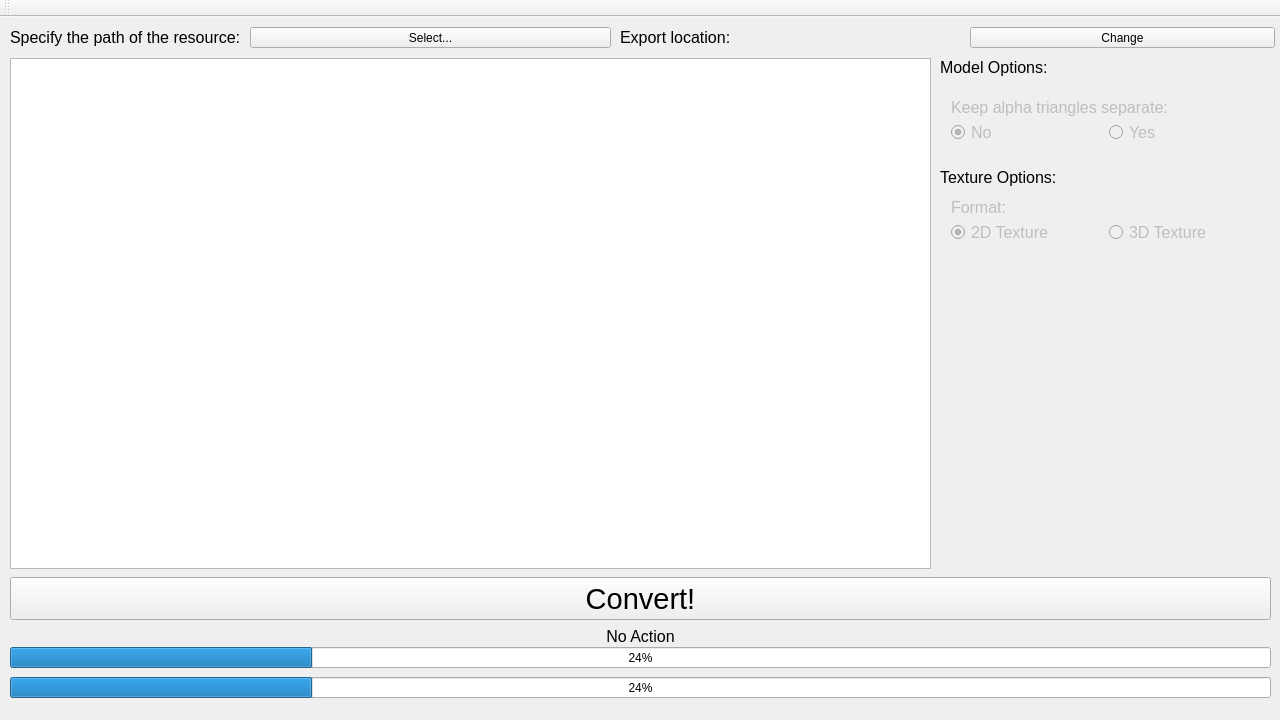
This is Exporter/Exporter.ui in Helltooth-Engine/Helltools as Qt 5 draws it before an edit. The edited form follows.
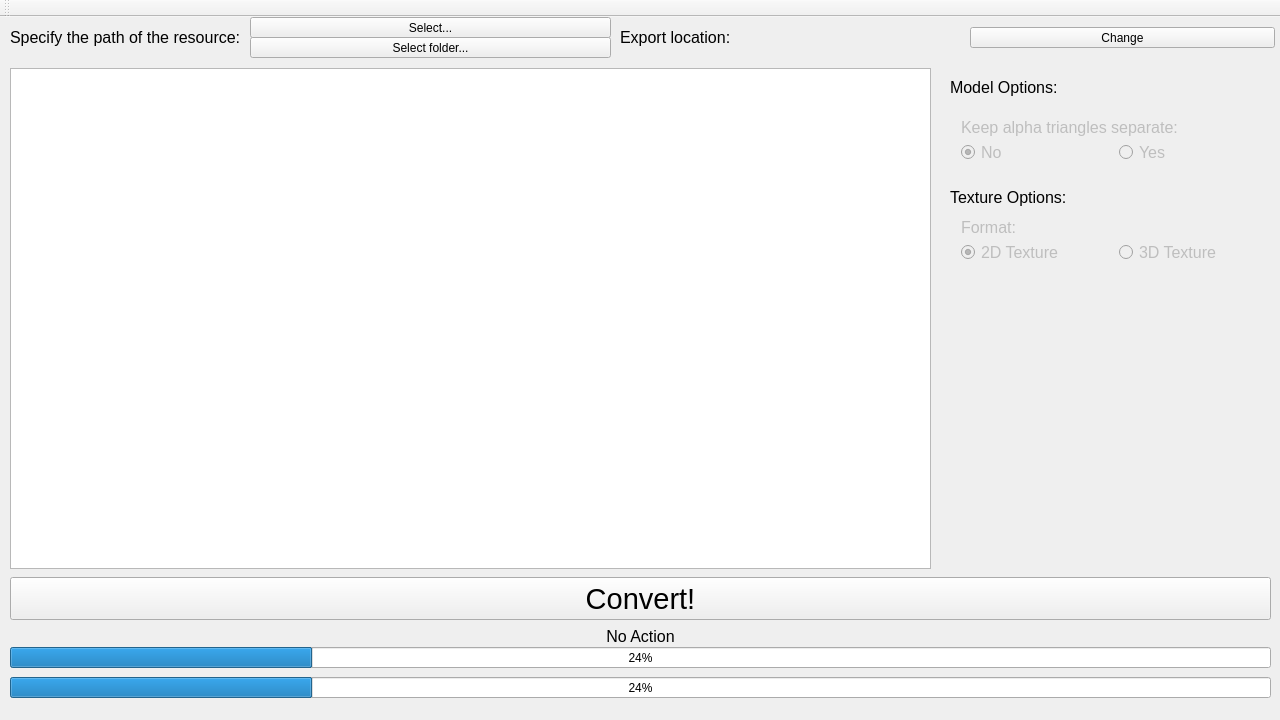
This is the edited form.

Commit message: Added button for loading resources in folder

Patch:
```diff
--- a/Exporter/Exporter.ui
+++ b/Exporter/Exporter.ui
@@ -61,9 +61,9 @@
     <property name="geometry">
      <rect>
       <x>10</x>
-      <y>41</y>
+      <y>51</y>
       <width>921</width>
-      <height>511</height>
+      <height>501</height>
      </rect>
     </property>
    </widget>
@@ -107,8 +107,8 @@
     </property>
     <property name="geometry">
      <rect>
-      <x>940</x>
-      <y>70</y>
+      <x>950</x>
+      <y>90</y>
       <width>331</width>
       <height>66</height>
      </rect>
@@ -161,8 +161,8 @@
     </property>
     <property name="geometry">
      <rect>
-      <x>940</x>
-      <y>170</y>
+      <x>950</x>
+      <y>190</y>
       <width>331</width>
       <height>66</height>
      </rect>
@@ -212,8 +212,8 @@
    <widget class="QLabel" name="dummy3">
     <property name="geometry">
      <rect>
-      <x>940</x>
-      <y>40</y>
+      <x>950</x>
+      <y>60</y>
       <width>161</width>
       <height>21</height>
      </rect>
@@ -230,8 +230,8 @@
    <widget class="QLabel" name="dummy4">
     <property name="geometry">
      <rect>
-      <x>940</x>
-      <y>150</y>
+      <x>950</x>
+      <y>170</y>
       <width>151</width>
       <height>21</height>
      </rect>
@@ -322,7 +322,7 @@
     <property name="geometry">
      <rect>
       <x>250</x>
-      <y>10</y>
+      <y>0</y>
       <width>361</width>
       <height>21</height>
      </rect>
@@ -337,6 +337,25 @@
      <string>Select...</string>
     </property>
    </widget>
+   <widget class="QPushButton" name="selectFolder">
+    <property name="geometry">
+     <rect>
+      <x>250</x>
+      <y>20</y>
+      <width>361</width>
+      <height>21</height>
+     </rect>
+    </property>
+    <property name="sizePolicy">
+     <sizepolicy hsizetype="Minimum" vsizetype="Fixed">
+      <horstretch>0</horstretch>
+      <verstretch>0</verstretch>
+     </sizepolicy>
+    </property>
+    <property name="text">
+     <string>Select folder...</string>
+    </property>
+   </widget>
   </widget>
   <widget class="QMenuBar" name="menuBar">
    <property name="geometry">
```
